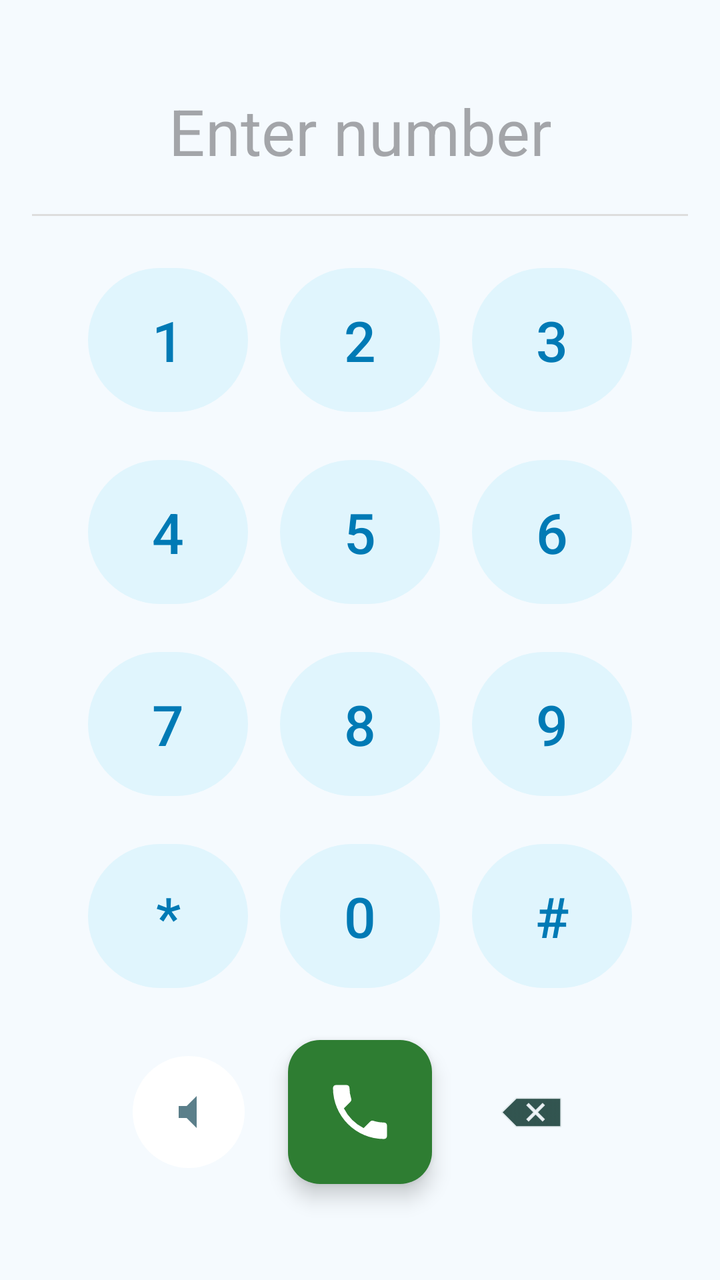
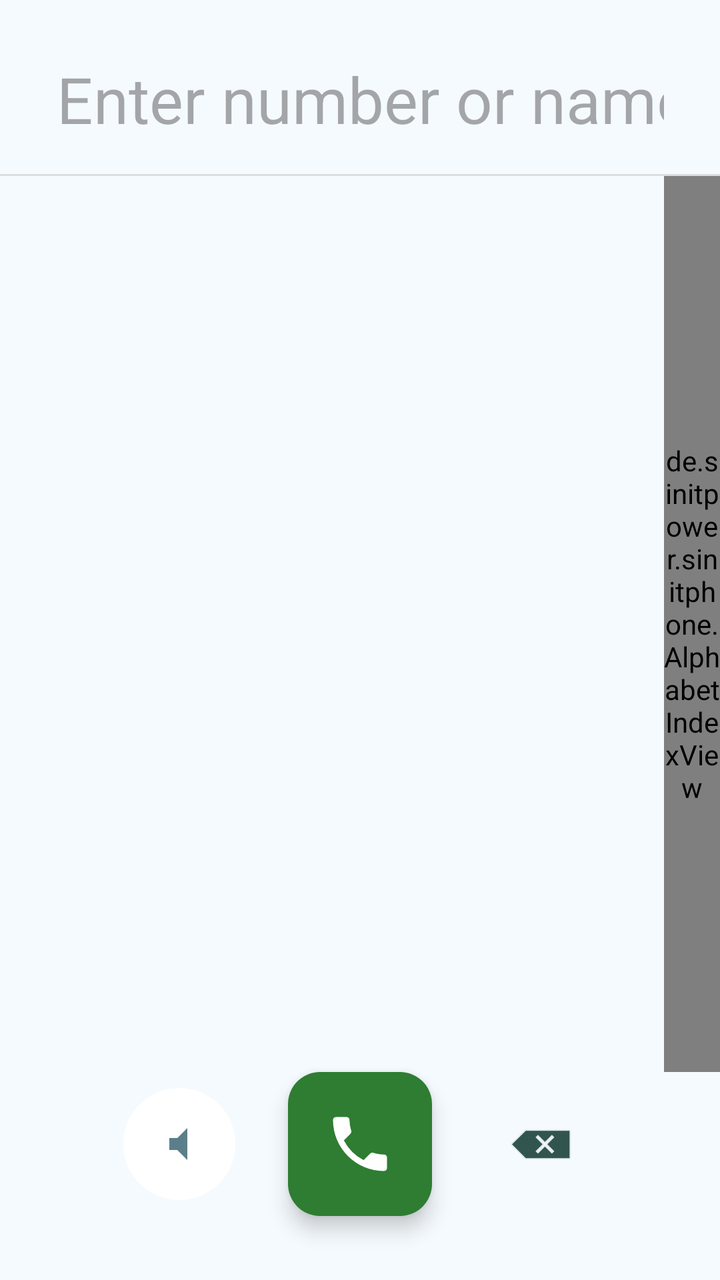

Screens rendered from an Android XML layout before and after an edit, with the pre-edit source and the edit as a unified diff.
<!-- AndroidManifest.xml: application theme Theme.SinitPhone -->
<!-- res/layout/fragment_dialpad.xml -->
<?xml version="1.0" encoding="utf-8"?>
<androidx.constraintlayout.widget.ConstraintLayout xmlns:android="http://schemas.android.com/apk/res/android"
    xmlns:app="http://schemas.android.com/apk/res-auto"
    android:layout_width="match_parent"
    android:layout_height="match_parent"
    android:background="@color/background"
    android:padding="16dp">

    <EditText
        android:id="@+id/dialInput"
        android:layout_width="0dp"
        android:layout_height="wrap_content"
        android:layout_marginTop="16dp"
        android:background="@android:color/transparent"
        android:gravity="center"
        android:hint="Enter number"
        android:inputType="phone"
        android:padding="12dp"
        android:textColor="@color/on_background"
        android:textSize="32sp"
        app:layout_constraintEnd_toEndOf="parent"
        app:layout_constraintStart_toStartOf="parent"
        app:layout_constraintTop_toTopOf="parent" />

    <View
        android:id="@+id/divider"
        android:layout_width="0dp"
        android:layout_height="1dp"
        android:layout_marginTop="8dp"
        android:background="#DDDDDD"
        app:layout_constraintEnd_toEndOf="parent"
        app:layout_constraintStart_toStartOf="parent"
        app:layout_constraintTop_toBottomOf="@id/dialInput" />

    <GridLayout
        android:id="@+id/dialPadGrid"
        android:layout_width="wrap_content"
        android:layout_height="wrap_content"
        android:layout_gravity="center_horizontal"
        android:columnCount="3"
        android:rowCount="4"
        app:layout_constraintBottom_toTopOf="@+id/btnCall"
        app:layout_constraintEnd_toEndOf="parent"
        app:layout_constraintStart_toStartOf="parent"
        app:layout_constraintTop_toBottomOf="@id/divider"
        app:layout_constraintVertical_bias="0.5">

        <com.google.android.material.button.MaterialButton android:text="1" style="@style/DialpadButton" android:hapticFeedbackEnabled="true" />
        <com.google.android.material.button.MaterialButton android:text="2" style="@style/DialpadButton" android:hapticFeedbackEnabled="true" />
        <com.google.android.material.button.MaterialButton android:text="3" style="@style/DialpadButton" android:hapticFeedbackEnabled="true" />
        <com.google.android.material.button.MaterialButton android:text="4" style="@style/DialpadButton" android:hapticFeedbackEnabled="true" />
        <com.google.android.material.button.MaterialButton android:text="5" style="@style/DialpadButton" android:hapticFeedbackEnabled="true" />
        <com.google.android.material.button.MaterialButton android:text="6" style="@style/DialpadButton" android:hapticFeedbackEnabled="true" />
        <com.google.android.material.button.MaterialButton android:text="7" style="@style/DialpadButton" android:hapticFeedbackEnabled="true" />
        <com.google.android.material.button.MaterialButton android:text="8" style="@style/DialpadButton" android:hapticFeedbackEnabled="true" />
        <com.google.android.material.button.MaterialButton android:text="9" style="@style/DialpadButton" android:hapticFeedbackEnabled="true" />
        <com.google.android.material.button.MaterialButton android:text="*" style="@style/DialpadButton" android:hapticFeedbackEnabled="true" />
        <com.google.android.material.button.MaterialButton android:text="0" style="@style/DialpadButton" android:hapticFeedbackEnabled="true" />
        <com.google.android.material.button.MaterialButton android:text="#" style="@style/DialpadButton" android:hapticFeedbackEnabled="true" />
    </GridLayout>

    <ImageButton
        android:id="@+id/btnSpeaker"
        android:layout_width="56dp"
        android:layout_height="56dp"
        android:background="@drawable/bg_circle"
        android:src="@drawable/ic_speaker"
        android:padding="14dp"
        app:layout_constraintBottom_toBottomOf="@+id/btnCall"
        app:layout_constraintEnd_toStartOf="@+id/btnCall"
        app:layout_constraintTop_toTopOf="@+id/btnCall"
        app:layout_constraintHorizontal_bias="0.7"
        app:layout_constraintStart_toStartOf="parent" />

    <com.google.android.material.floatingactionbutton.FloatingActionButton
        android:id="@+id/btnCall"
        android:layout_width="wrap_content"
        android:layout_height="wrap_content"
        android:layout_marginBottom="32dp"
        app:backgroundTint="@color/call_button_bg"
        app:fabCustomSize="72dp"
        app:layout_constraintBottom_toBottomOf="parent"
        app:layout_constraintEnd_toEndOf="parent"
        app:layout_constraintStart_toStartOf="parent"
        app:maxImageSize="36dp"
        app:srcCompat="@drawable/ic_call"
        app:tint="@color/on_primary" />

    <ImageButton
        android:id="@+id/btnDelete"
        android:layout_width="56dp"
        android:layout_height="56dp"
        android:background="?attr/selectableItemBackgroundBorderless"
        android:src="@android:drawable/ic_input_delete"
        app:layout_constraintBottom_toBottomOf="@+id/btnCall"
        app:layout_constraintStart_toEndOf="@+id/btnCall"
        app:layout_constraintTop_toTopOf="@+id/btnCall"
        app:layout_constraintHorizontal_bias="0.3"
        app:layout_constraintEnd_toEndOf="parent"
        app:tint="@color/on_background" />

</androidx.constraintlayout.widget.ConstraintLayout>
<!-- resources referenced by this layout -->
<resources>
  <color name="background">#F5FAFE</color>
  <color name="call_button_bg">#2E7D32</color>
  <color name="on_background">#012B24</color>
  <color name="on_primary">#FFFFFF</color>
  <!-- drawable bg_circle (drawable) -->
  <?xml version="1.0" encoding="utf-8"?>
  <shape xmlns:android="http://schemas.android.com/apk/res/android"
      android:shape="oval">
      <solid android:color="#FFFFFF" />
  </shape>
  <!-- drawable ic_call (drawable) -->
  <vector xmlns:android="http://schemas.android.com/apk/res/android"
      android:width="24dp"
      android:height="24dp"
      android:viewportWidth="24"
      android:viewportHeight="24"
      android:tint="#FFFFFF">
      <path
          android:fillColor="@android:color/white"
          android:pathData="M20,15.5c-1.25,0 -2.45,-0.2 -3.57,-0.57a1.02,1.02 0,0 0,-1.02 0.24l-2.2,2.2a15.045,15.045 0,0 1,-6.59 -6.59l2.2,-2.21c0.28,-0.28 0.36,-0.67 0.25,-1.02A11.36,11.36 0,0 1,8.5 4c0,-0.55 -0.45,-1 -1,-1H4c-0.55,0 -1,0.45 -1,1c0,9.39 7.61,17 17,17c0.55,0 1,-0.45 1,-1v-3.5c0,-0.55 -0.45,-1 -1,-1z"/>
  </vector>
  <!-- drawable ic_speaker (drawable) -->
  <vector xmlns:android="http://schemas.android.com/apk/res/android"
      android:width="24dp"
      android:height="24dp"
      android:viewportWidth="24"
      android:viewportHeight="24"
      >
      <path
          android:fillColor="?attr/colorControlNormal"
          android:pathData="M7,9v6h4l5,5V4l-5,5H7z"/>
  </vector>
  <style name="DialpadButton" parent="Widget.Material3.Button.TextButton">
          <item name="android:layout_width">80dp</item>
          <item name="android:layout_height">80dp</item>
          <item name="android:layout_margin">8dp</item>
          <item name="android:textSize">28sp</item>
          <item name="android:textColor">@color/dialpad_button_text</item>
          <item name="backgroundTint">@color/dialpad_key_bg</item>
          <item name="shapeAppearanceOverlay">@style/ShapeAppearance.SinitPhone.Circle</item>
      </style>
  <style name="Theme.SinitPhone" parent="Theme.Material3.Light.NoActionBar">
          
          <item name="colorPrimary">@color/primary</item>
          <item name="colorOnPrimary">@color/on_primary</item>
  
          
          <item name="colorSecondary">@color/secondary</item>
          <item name="colorOnSecondary">@color/on_secondary</item>
  
          
          <item name="android:windowBackground">@color/background</item>
          <item name="colorSurface">@color/surface</item>
          <item name="android:colorBackground">@color/background</item>
          <item name="colorError">@color/error</item>
  
          
          <item name="colorOnSurface">@color/on_surface</item>
          <item name="colorOnBackground">@color/on_background</item>
          <item name="colorOnError">@color/on_error</item>
  
          
          <item name="android:statusBarColor">@color/primary_variant</item>
  
          
          <item name="android:textColorPrimary">@color/on_background</item>
          <item name="android:textColorSecondary">@color/text_secondary</item>
          <item name="android:editTextColor">@color/on_background</item>
      </style>
  <color name="dialpad_button_text">#007AB5</color>
  <color name="dialpad_key_bg">#E0F5FD</color>
  <style name="ShapeAppearance.SinitPhone.Circle" parent="ShapeAppearance.Material3.Corner.Full" />
  <color name="primary">#009FE3</color>
  <color name="secondary">#B07E4B</color>
  <color name="on_secondary">#FFFFFF</color>
  <color name="surface">#FFFFFF</color>
  <color name="error">#B71C1C</color>
  <color name="on_surface">#012B24</color>
  <color name="on_error">#FFFFFF</color>
  <color name="primary_variant">#015F51</color>
  <color name="text_secondary">#5B7F8A</color>
</resources>

<!-- the commit's change to res/layout/fragment_dialpad.xml (unified diff, before → after) -->
@@ -3,18 +3,19 @@
     xmlns:app="http://schemas.android.com/apk/res-auto"
     android:layout_width="match_parent"
     android:layout_height="match_parent"
-    android:background="@color/background"
-    android:padding="16dp">
+    android:background="@color/background">
 
     <EditText
         android:id="@+id/dialInput"
         android:layout_width="0dp"
         android:layout_height="wrap_content"
         android:layout_marginTop="16dp"
+        android:layout_marginStart="16dp"
+        android:layout_marginEnd="16dp"
         android:background="@android:color/transparent"
         android:gravity="center"
-        android:hint="Enter number"
-        android:inputType="phone"
+        android:hint="Enter number or name"
+        android:inputType="textNoSuggestions"
         android:padding="12dp"
         android:textColor="@color/on_background"
         android:textSize="32sp"
@@ -26,38 +27,50 @@
         android:id="@+id/divider"
         android:layout_width="0dp"
         android:layout_height="1dp"
-        android:layout_marginTop="8dp"
+        android:layout_marginTop="4dp"
         android:background="#DDDDDD"
         app:layout_constraintEnd_toEndOf="parent"
         app:layout_constraintStart_toStartOf="parent"
         app:layout_constraintTop_toBottomOf="@id/dialInput" />
 
-    <GridLayout
-        android:id="@+id/dialPadGrid"
-        android:layout_width="wrap_content"
-        android:layout_height="wrap_content"
-        android:layout_gravity="center_horizontal"
-        android:columnCount="3"
-        android:rowCount="4"
-        app:layout_constraintBottom_toTopOf="@+id/btnCall"
-        app:layout_constraintEnd_toEndOf="parent"
+    
+    <FrameLayout
+        android:id="@+id/contactsFrame"
+        android:layout_width="0dp"
+        android:layout_height="0dp"
+        app:layout_constraintTop_toBottomOf="@id/divider"
+        app:layout_constraintBottom_toTopOf="@id/btnCall"
         app:layout_constraintStart_toStartOf="parent"
-        app:layout_constraintTop_toBottomOf="@id/divider"
-        app:layout_constraintVertical_bias="0.5">
+        app:layout_constraintEnd_toEndOf="parent">
 
-        <com.google.android.material.button.MaterialButton android:text="1" style="@style/DialpadButton" android:hapticFeedbackEnabled="true" />
-        <com.google.android.material.button.MaterialButton android:text="2" style="@style/DialpadButton" android:hapticFeedbackEnabled="true" />
-        <com.google.android.material.button.MaterialButton android:text="3" style="@style/DialpadButton" android:hapticFeedbackEnabled="true" />
-        <com.google.android.material.button.MaterialButton android:text="4" style="@style/DialpadButton" android:hapticFeedbackEnabled="true" />
-        <com.google.android.material.button.MaterialButton android:text="5" style="@style/DialpadButton" android:hapticFeedbackEnabled="true" />
-        <com.google.android.material.button.MaterialButton android:text="6" style="@style/DialpadButton" android:hapticFeedbackEnabled="true" />
-        <com.google.android.material.button.MaterialButton android:text="7" style="@style/DialpadButton" android:hapticFeedbackEnabled="true" />
-        <com.google.android.material.button.MaterialButton android:text="8" style="@style/DialpadButton" android:hapticFeedbackEnabled="true" />
-        <com.google.android.material.button.MaterialButton android:text="9" style="@style/DialpadButton" android:hapticFeedbackEnabled="true" />
-        <com.google.android.material.button.MaterialButton android:text="*" style="@style/DialpadButton" android:hapticFeedbackEnabled="true" />
-        <com.google.android.material.button.MaterialButton android:text="0" style="@style/DialpadButton" android:hapticFeedbackEnabled="true" />
-        <com.google.android.material.button.MaterialButton android:text="#" style="@style/DialpadButton" android:hapticFeedbackEnabled="true" />
-    </GridLayout>
+        <androidx.recyclerview.widget.RecyclerView
+            android:id="@+id/dialContactsRecycler"
+            android:layout_width="match_parent"
+            android:layout_height="match_parent"
+            android:paddingEnd="28dp"
+            android:clipToPadding="false" />
+
+        <de.sinitpower.sinitphone.AlphabetIndexView
+            android:id="@+id/dialAlphabetIndex"
+            android:layout_width="28dp"
+            android:layout_height="match_parent"
+            android:layout_gravity="end"
+            android:paddingTop="8dp"
+            android:paddingBottom="8dp" />
+
+        <TextView
+            android:id="@+id/dialLetterBubble"
+            android:layout_width="72dp"
+            android:layout_height="72dp"
+            android:layout_gravity="center"
+            android:gravity="center"
+            android:textSize="32sp"
+            android:textColor="#FFFFFF"
+            android:textStyle="bold"
+            android:background="@drawable/bg_letter_bubble"
+            android:visibility="gone" />
+
+    </FrameLayout>
 
     <ImageButton
         android:id="@+id/btnSpeaker"
<!-- resource entries referenced after the edit -->
@@ -9,6 +9,12 @@
   <shape xmlns:android="http://schemas.android.com/apk/res/android"
       android:shape="oval">
       <solid android:color="#FFFFFF" />
+  </shape>
+  <!-- drawable bg_letter_bubble (drawable) -->
+  <?xml version="1.0" encoding="utf-8"?>
+  <shape xmlns:android="http://schemas.android.com/apk/res/android"
+      android:shape="oval">
+      <solid android:color="#CC1976D2" />
   </shape>
   <!-- drawable ic_call (drawable) -->
   <vector xmlns:android="http://schemas.android.com/apk/res/android"
@@ -32,15 +38,6 @@
           android:fillColor="?attr/colorControlNormal"
           android:pathData="M7,9v6h4l5,5V4l-5,5H7z"/>
   </vector>
-  <style name="DialpadButton" parent="Widget.Material3.Button.TextButton">
-          <item name="android:layout_width">80dp</item>
-          <item name="android:layout_height">80dp</item>
-          <item name="android:layout_margin">8dp</item>
-          <item name="android:textSize">28sp</item>
-          <item name="android:textColor">@color/dialpad_button_text</item>
-          <item name="backgroundTint">@color/dialpad_key_bg</item>
-          <item name="shapeAppearanceOverlay">@style/ShapeAppearance.SinitPhone.Circle</item>
-      </style>
   <style name="Theme.SinitPhone" parent="Theme.Material3.Light.NoActionBar">
           
           <item name="colorPrimary">@color/primary</item>
@@ -69,9 +66,6 @@
           <item name="android:textColorSecondary">@color/text_secondary</item>
           <item name="android:editTextColor">@color/on_background</item>
       </style>
-  <color name="dialpad_button_text">#007AB5</color>
-  <color name="dialpad_key_bg">#E0F5FD</color>
-  <style name="ShapeAppearance.SinitPhone.Circle" parent="ShapeAppearance.Material3.Corner.Full" />
   <color name="primary">#009FE3</color>
   <color name="secondary">#B07E4B</color>
   <color name="on_secondary">#FFFFFF</color>
